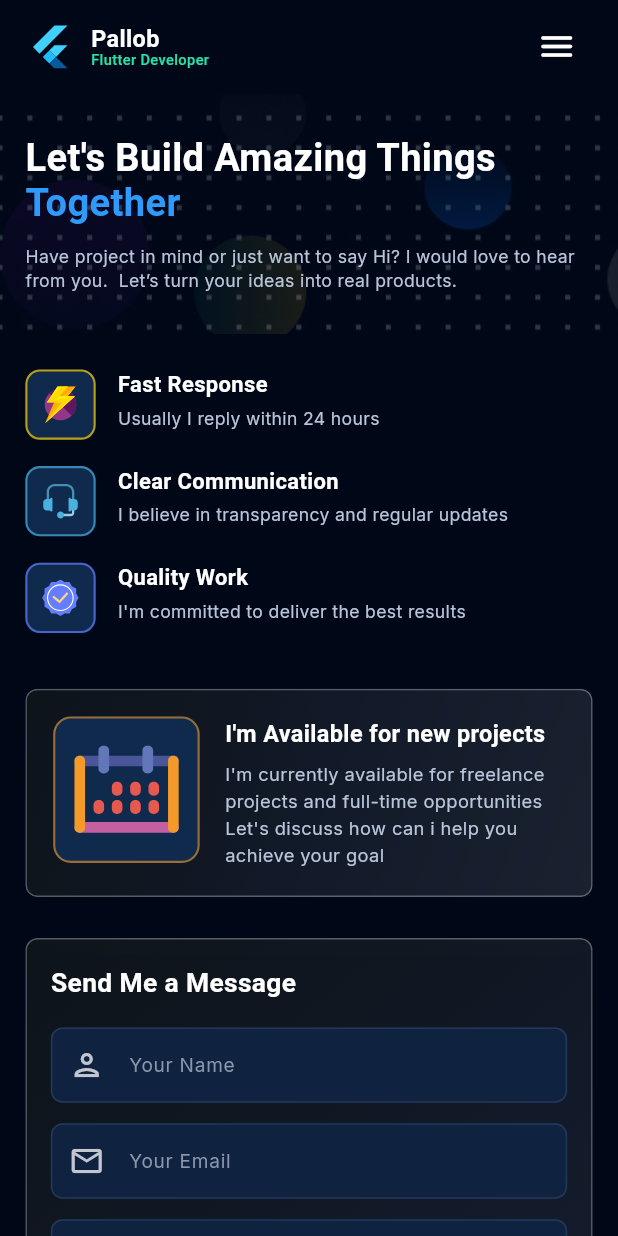
After one commit to atikurzamanpallob/myporftolio, a Flutter app: the ContactPage screen opened by its route, on a phone screen of 412 x 824 dp. The commit adds this screen. Run offline on Flutter 3.47's test engine with Material 3 defaults, Android fonts, the light colour scheme and no system bars; our stand-ins replace flutter_screenutil, flutter_svg, go_router; missing offline and left inert: linear_progress_bar.

Commit message:
contact page added

```diff
--- a/lib/core/common/navigation.dart
+++ b/lib/core/common/navigation.dart
@@ -6,6 +6,7 @@ import 'package:flutter/material.dart';
 /// (Skills, Projects, Blogs, Contact...) get added incrementally.
 import 'package:go_router/go_router.dart';
 import 'package:myportfolioapp/features/blogs/presentation/pages/blogs_page.dart';
+import 'package:myportfolioapp/features/contact/presentation/pages/contact_page.dart';
 import 'package:myportfolioapp/features/projects/presentation/pages/projects_page.dart';
 
 import '../../features/career/presentation/pages/career_page.dart';
@@ -32,7 +33,7 @@ void navigateToSection(BuildContext context, String label) {
       context.go(BlogsPage.route);
       break;
     case 'Contact':
-      context.go(ProjectsPage.route);
+      context.go(ContactPage.route);
       break;
 
     default:
--- a/lib/core/common/routes.dart
+++ b/lib/core/common/routes.dart
@@ -1,6 +1,7 @@
 import 'package:flutter/material.dart';
 import 'package:go_router/go_router.dart';
 import 'package:myportfolioapp/features/blogs/presentation/pages/blogs_page.dart';
+import 'package:myportfolioapp/features/contact/presentation/pages/contact_page.dart';
 import 'package:myportfolioapp/features/home/presentation/pages/home_view.dart';
 import 'package:myportfolioapp/features/projects/presentation/pages/projects_page.dart';
 
@@ -32,8 +33,8 @@ final GoRouter router = GoRouter(
       pageBuilder: (context, state) => buildPage(state, BlogsPage()),
     ),
     GoRoute(
-      path: ProjectsPage.route,
-      pageBuilder: (context, state) => buildPage(state, ProjectsPage()),
+      path: ContactPage.route,
+      pageBuilder: (context, state) => buildPage(state, ContactPage()),
     ),
   ],
 );
--- /dev/null
+++ b/lib/features/contact/data/models/contact_models.dart
@@ -0,0 +1,73 @@
+import 'package:flutter/material.dart';
+
+import '../../../../core/app_resources/app_icons.dart';
+
+class TrustBadge {
+  const TrustBadge({
+    required this.iconAsset,
+    required this.title,
+    required this.description,
+    required this.accentColor,
+  });
+
+  final String iconAsset;
+  final String title;
+  final String description;
+  final Color accentColor;
+}
+
+class ContactInfoItem {
+  const ContactInfoItem({
+    required this.iconAsset,
+    required this.label,
+    required this.value,
+  });
+
+  final String iconAsset;
+  final String label;
+  final String value;
+}
+
+const List<TrustBadge> kTrustBadges = [
+  TrustBadge(
+    iconAsset: AppIcons.lightening,
+    title: 'Fast Response',
+    description: 'Usually I reply within 24 hours',
+    accentColor: Color(0xFFFFD200),
+  ),
+  TrustBadge(
+    iconAsset: AppIcons.communication,
+    title: 'Clear Communication',
+    description: 'I believe in transparency and regular updates',
+    accentColor: Color(0xFF48B1DD),
+  ),
+  TrustBadge(
+    iconAsset: AppIcons.quality,
+    title: 'Quality Work',
+    description: "I'm committed to deliver the best results",
+    accentColor: Color(0xFF647EFF),
+  ),
+];
+
+const List<ContactInfoItem> kContactInfo = [
+  ContactInfoItem(
+    iconAsset: AppIcons.email,
+    label: 'Email',
+    value: 'atikurzamanpallob@gmail.com',
+  ),
+  ContactInfoItem(
+    iconAsset: AppIcons.phone,
+    label: 'Phone',
+    value: '+8801745914445',
+  ),
+  ContactInfoItem(
+    iconAsset: AppIcons.whatsapp,
+    label: 'Whatsapp',
+    value: '+8801745914445',
+  ),
+  ContactInfoItem(
+    iconAsset: AppIcons.location,
+    label: 'Location',
+    value: 'Dhaka,Bangladesh',
+  ),
+];
--- /dev/null
+++ b/lib/features/contact/presentation/pages/contact_page.dart
@@ -0,0 +1,94 @@
+import 'package:flutter/material.dart';
+import 'package:flutter_screenutil/flutter_screenutil.dart';
+import 'package:myportfolioapp/core/common/glass_card.dart';
+
+import '../../../../core/app_resources/app_colors.dart';
+import '../../../../core/common/nav_bar.dart';
+import '../../../../core/common/navigation.dart';
+import '../../../../core/utils/responsive.dart';
+import '../../../home/presentation/pages/footer_section.dart';
+import '../widgets/availability_card.dart';
+import '../widgets/contact_form.dart';
+import '../widgets/contact_hero_header.dart';
+import '../widgets/contact_info_card.dart';
+import '../widgets/trust_badges_column.dart';
+
+class ContactPage extends StatelessWidget {
+  const ContactPage({super.key});
+
+  static const String activeItem = 'Contact';
+  static const String route = "/contact";
+
+  @override
+  Widget build(BuildContext context) {
+    final bool showDrawer = !Responsive.isDesktop(context);
+    final bool isMobile = Responsive.isMobile(context);
+
+    return Scaffold(
+      backgroundColor: AppColors.background,
+      appBar: NavBar(
+        activeItem: activeItem,
+        onItemTap: (item) => navigateToSection(context, item),
+      ),
+      endDrawer: showDrawer
+          ? NavDrawer(
+              activeItem: activeItem,
+              onItemTap: (item) => navigateToSection(context, item),
+            )
+          : null,
+      body: ListView(
+        children: [
+          const ContactHeroHeader(),
+          SizedBox(height: 24.h),
+          Padding(
+            padding: EdgeInsets.symmetric(horizontal: isMobile ? 16.w : 40.w),
+            child: isMobile
+                ? Column(
+                    crossAxisAlignment: CrossAxisAlignment.start,
+                    children: [
+                      const TrustBadgesColumn(),
+                      SizedBox(height: 20.h),
+                      const AvailabilityCard(),
+                    ],
+                  )
+                : Row(
+                    crossAxisAlignment: CrossAxisAlignment.end,
+                    children: [
+                      const Expanded(flex: 4, child: TrustBadgesColumn()),
+                      SizedBox(width: 24.w),
+                      const Expanded(flex: 6, child: AvailabilityCard()),
+                    ],
+                  ),
+          ),
+          SizedBox(height: 28.h),
+          Padding(
+            padding: EdgeInsets.symmetric(horizontal: isMobile ? 16.w : 40.w),
+            child: isMobile
+                ? Column(
+                    crossAxisAlignment: CrossAxisAlignment.start,
+                    children: [
+                      const GlassCard(child: ContactForm()),
+                      SizedBox(height: 20.h),
+                      const GlassCard(child: ContactInfoCard()),
+                    ],
+                  )
+                : IntrinsicHeight(
+                    child: Row(
+                      crossAxisAlignment: CrossAxisAlignment.start,
+                      children: [
+                        const Expanded(child: GlassCard(child: ContactForm())),
+                        SizedBox(width: 24.w),
+                        const Expanded(
+                          child: GlassCard(child: ContactInfoCard()),
+                        ),
+                      ],
+                    ),
+                  ),
+          ),
+          SizedBox(height: 20.h),
+          const FooterSection(),
+        ],
+      ),
+    );
+  }
+}
--- /dev/null
+++ b/lib/features/contact/presentation/widgets/availability_card.dart
@@ -0,0 +1,73 @@
+import 'package:flutter/material.dart';
+import 'package:flutter_screenutil/flutter_screenutil.dart';
+import 'package:flutter_svg/flutter_svg.dart';
+import 'package:myportfolioapp/core/common/glass_card.dart';
+
+import '../../../../core/app_resources/app_colors.dart';
+import '../../../../core/app_resources/app_fonts.dart';
+import '../../../../core/app_resources/app_icons.dart';
+import '../../../../core/utils/responsive.dart';
+
+class AvailabilityCard extends StatelessWidget {
+  const AvailabilityCard({super.key});
+
+  @override
+  Widget build(BuildContext context) {
+    final bool isMobile = Responsive.isMobile(context);
+
+    return GlassCard(
+      child: Container(
+        width: double.infinity,
+        padding: EdgeInsets.all(isMobile ? 18.r : 22.r),
+        decoration: BoxDecoration(borderRadius: BorderRadius.circular(14.r)),
+        child: Row(
+          crossAxisAlignment: CrossAxisAlignment.start,
+          children: [
+            Container(
+              width: 100.r,
+              height: 100.r,
+              padding: EdgeInsets.all(12.r),
+              decoration: BoxDecoration(
+                color: AppColors.iconCircleFill,
+                borderRadius: BorderRadius.circular(12.r),
+                border: Border.all(
+                  color: const Color(0xFFF39A2B).withValues(alpha: 0.6),
+                  width: 1.4,
+                ),
+              ),
+              child: SvgPicture.asset(AppIcons.date),
+            ),
+            SizedBox(width: 16.w),
+            Expanded(
+              child: Column(
+                crossAxisAlignment: CrossAxisAlignment.start,
+                children: [
+                  Text(
+                    "I'm Available for new projects",
+                    style: TextStyle(
+                      fontSize: isMobile ? 16.sp : 18.sp,
+                      fontWeight: FontWeight.w700,
+                      color: Colors.white,
+                    ),
+                  ),
+                  SizedBox(height: 8.h),
+                  Text(
+                    "I'm currently available for freelance projects and "
+                    "full-time opportunities Let's discuss how can i help "
+                    "you achieve your goal",
+                    style: TextStyle(
+                      fontSize: 12.5.sp,
+                      fontFamily: AppFonts.inter,
+                      color: AppColors.textSecondary,
+                      height: 1.45,
+                    ),
+                  ),
+                ],
+              ),
+            ),
+          ],
+        ),
+      ),
+    );
+  }
+}
--- /dev/null
+++ b/lib/features/contact/presentation/widgets/contact_form.dart
@@ -0,0 +1,225 @@
+import 'package:flutter/material.dart';
+import 'package:flutter_screenutil/flutter_screenutil.dart';
+
+import '../../../../core/app_resources/app_colors.dart';
+import '../../../../core/app_resources/app_fonts.dart';
+
+class ContactForm extends StatefulWidget {
+  const ContactForm({super.key});
+
+  @override
+  State<ContactForm> createState() => _ContactFormState();
+}
+
+class _ContactFormState extends State<ContactForm> {
+  final _formKey = GlobalKey<FormState>();
+  final _nameController = TextEditingController();
+  final _emailController = TextEditingController();
+  final _subjectController = TextEditingController();
+  final _messageController = TextEditingController();
+
+  bool _submitting = false;
+
+  @override
+  void dispose() {
+    _nameController.dispose();
+    _emailController.dispose();
+    _subjectController.dispose();
+    _messageController.dispose();
+    super.dispose();
+  }
+
+  void _submit() {
+    if (!(_formKey.currentState?.validate() ?? false)) return;
+
+    setState(() => _submitting = true);
+
+    // No backend is wired up yet — simulate a send and let the user know.
+    Future.delayed(const Duration(milliseconds: 600), () {
+      if (!mounted) return;
+      setState(() => _submitting = false);
+      ScaffoldMessenger.of(context).showSnackBar(
+        const SnackBar(
+          content: Text("Thanks! I'll get back to you within 24 hours."),
+        ),
+      );
+      _formKey.currentState?.reset();
+      _nameController.clear();
+      _emailController.clear();
+      _subjectController.clear();
+      _messageController.clear();
+    });
+  }
+
+  @override
+  Widget build(BuildContext context) {
+    return Padding(
+      padding: const EdgeInsets.all(16.0),
+      child: Form(
+        key: _formKey,
+        child: Column(
+          crossAxisAlignment: CrossAxisAlignment.start,
+          children: [
+            Text(
+              'Send Me a Message',
+              style: TextStyle(
+                fontSize: 18.sp,
+                fontWeight: FontWeight.w700,
+                color: Colors.white,
+              ),
+            ),
+            SizedBox(height: 18.h),
+            _FormField(
+              controller: _nameController,
+              prefixIcon: Icons.person_outlined,
+              hint: 'Your Name',
+              validator: (v) => (v == null || v.trim().isEmpty)
+                  ? 'Please enter your name'
+                  : null,
+            ),
+            SizedBox(height: 14.h),
+            _FormField(
+              controller: _emailController,
+              prefixIcon: Icons.email_outlined,
+              hint: 'Your Email',
+              keyboardType: TextInputType.emailAddress,
+              validator: (v) {
+                if (v == null || v.trim().isEmpty) {
+                  return 'Please enter your email';
+                }
+                final emailRegex = RegExp(r'^[^@\s]+@[^@\s]+\.[^@\s]+$');
+                if (!emailRegex.hasMatch(v.trim())) {
+                  return 'Please enter a valid email';
+                }
+                return null;
+              },
+            ),
+            SizedBox(height: 14.h),
+            _FormField(
+              controller: _subjectController,
+              prefixIcon: Icons.topic_outlined,
+              hint: 'Subject',
+              validator: (v) => (v == null || v.trim().isEmpty)
+                  ? 'Please enter a subject'
+                  : null,
+            ),
+            SizedBox(height: 14.h),
+            _FormField(
+              controller: _messageController,
+              hint: 'Message',
+              maxLines: 6,
+              validator: (v) => (v == null || v.trim().isEmpty)
+                  ? 'Please enter a message'
+                  : null,
+            ),
+            SizedBox(height: 20.h),
+            SizedBox(
+              width: double.infinity,
+              child: ElevatedButton(
+                onPressed: _submitting ? null : _submit,
+                style: ElevatedButton.styleFrom(
+                  backgroundColor: AppColors.primaryBlue,
+                  disabledBackgroundColor: AppColors.primaryBlue.withValues(
+                    alpha: 0.6,
+                  ),
+                  padding: EdgeInsets.symmetric(vertical: 16.h),
+                  shape: RoundedRectangleBorder(
+                    borderRadius: BorderRadius.circular(10.r),
+                  ),
+                  elevation: 0,
+                ),
+                child: _submitting
+                    ? SizedBox(
+                        width: 20.r,
+                        height: 20.r,
+                        child: const CircularProgressIndicator(
+                          strokeWidth: 2.4,
+                          color: Colors.white,
+                        ),
+                      )
+                    : Text(
+                        'Send Message',
+                        style: TextStyle(
+                          fontSize: 14.sp,
+                          fontWeight: FontWeight.w700,
+                          color: Colors.white,
+                        ),
+                      ),
+              ),
+            ),
+          ],
+        ),
+      ),
+    );
+  }
+}
+
+class _FormField extends StatelessWidget {
+  const _FormField({
+    required this.controller,
+    required this.hint,
+    this.validator,
+    this.keyboardType,
+    this.maxLines = 1,
+    this.prefixIcon,
+  });
+
+  final TextEditingController controller;
+  final String hint;
+  final String? Function(String?)? validator;
+  final TextInputType? keyboardType;
+  final int maxLines;
+  final IconData? prefixIcon;
+
+  @override
+  Widget build(BuildContext context) {
+    return TextFormField(
+      controller: controller,
+      validator: validator,
+      keyboardType: keyboardType,
+      maxLines: maxLines,
+      style: TextStyle(
+        color: Colors.white,
+        fontSize: 13.sp,
+        fontFamily: AppFonts.inter,
+      ),
+
+      cursorColor: AppColors.primaryBlue,
+      decoration: InputDecoration(
+        hintText: hint,
+        prefixIcon: prefixIcon != null ? Icon(prefixIcon) : null,
+        hintStyle: TextStyle(
+          color: AppColors.textMuted,
+          fontSize: 13.sp,
+          fontFamily: AppFonts.inter,
+        ),
+        filled: true,
+        fillColor: AppColors.cardBackground,
+        contentPadding: EdgeInsets.symmetric(
+          horizontal: 16.w,
+          vertical: maxLines > 1 ? 14.h : 16.h,
+        ),
+        border: OutlineInputBorder(
+          borderRadius: BorderRadius.circular(8.r),
+          borderSide: const BorderSide(color: AppColors.divider),
+        ),
+        enabledBorder: OutlineInputBorder(
+          borderRadius: BorderRadius.circular(8.r),
+          borderSide: const BorderSide(color: AppColors.divider),
+        ),
+        focusedBorder: OutlineInputBorder(
+          borderRadius: BorderRadius.circular(8.r),
+          borderSide: const BorderSide(color: AppColors.primaryBlue),
+        ),
+        errorBorder: OutlineInputBorder(
+          borderRadius: BorderRadius.circular(8.r),
+          borderSide: const BorderSide(color: Colors.redAccent),
+        ),
+        focusedErrorBorder: OutlineInputBorder(
+          borderRadius: BorderRadius.circular(8.r),
+          borderSide: const BorderSide(color: Colors.redAccent),
+        ),
+      ),
+    );
+  }
+}
--- /dev/null
+++ b/lib/features/contact/presentation/widgets/contact_hero_header.dart
@@ -0,0 +1,80 @@
+import 'package:flutter/material.dart';
+import 'package:flutter_screenutil/flutter_screenutil.dart';
+
+import '../../../../core/app_resources/app_colors.dart';
+import '../../../../core/app_resources/app_fonts.dart';
+import '../../../../core/app_resources/app_images.dart';
+import '../../../../core/utils/responsive.dart';
+
+class ContactHeroHeader extends StatelessWidget {
+  const ContactHeroHeader({super.key});
+
+  @override
+  Widget build(BuildContext context) {
+    final bool isMobile = Responsive.isMobile(context);
+    final double bannerHeight = isMobile ? 170 : 260;
+
+    return Container(
+      width: double.infinity,
+      decoration: const BoxDecoration(color: AppColors.background),
+      child: Stack(
+        children: [
+          Positioned(
+            top: 0,
+            left: 0,
+            right: 0,
+            height: bannerHeight.h,
+            child: Image.asset(
+              AppImages.contactImage,
+              fit: BoxFit.cover,
+              alignment: isMobile ? Alignment.centerLeft : Alignment.center,
+            ),
+          ),
+          Padding(
+            padding: EdgeInsets.symmetric(
+              horizontal: isMobile ? 16.w : 40.w,
+              vertical: isMobile ? 28.h : 42.h,
+            ),
+            child: Column(
+              crossAxisAlignment: CrossAxisAlignment.start,
+              children: [
+                Text.rich(
+                  TextSpan(
+                    style: TextStyle(
+                      fontSize: isMobile ? 26.sp : 34.sp,
+                      fontWeight: FontWeight.w700,
+                      color: Colors.white,
+                      height: 1.2,
+                    ),
+                    children: [
+                      const TextSpan(text: "Let's Build Amazing Things "),
+                      TextSpan(
+                        text: 'Together',
+                        style: TextStyle(color: AppColors.primaryBlue),
+                      ),
+                    ],
+                  ),
+                ),
+                SizedBox(height: 14.h),
+                ConstrainedBox(
+                  constraints: BoxConstraints(maxWidth: 460.w),
+                  child: Text(
+                    'Have project in mind or just want to say Hi? I would '
+                    'love to hear from you.  Let’s turn your ideas into '
+                    'real products.',
+                    style: TextStyle(
+                      fontSize: 12.sp,
+                      fontFamily: AppFonts.inter,
+                      color: AppColors.textSecondary,
+                      height: 1.4,
+                    ),
+                  ),
+                ),
+              ],
+            ),
+          ),
+        ],
+      ),
+    );
+  }
+}
--- /dev/null
+++ b/lib/features/contact/presentation/widgets/contact_info_card.dart
@@ -0,0 +1,100 @@
+import 'package:flutter/material.dart';
+import 'package:flutter_screenutil/flutter_screenutil.dart';
+import 'package:flutter_svg/flutter_svg.dart';
+
+import '../../../../core/app_resources/app_colors.dart';
+import '../../../../core/app_resources/app_fonts.dart';
+import '../../data/models/contact_models.dart';
+
+class ContactInfoCard extends StatelessWidget {
+  const ContactInfoCard({super.key});
+
+  @override
+  Widget build(BuildContext context) {
+    return Padding(
+      padding: const EdgeInsets.all(16.0),
+      child: Column(
+        crossAxisAlignment: CrossAxisAlignment.start,
+        children: [
+          Text(
+            'Get In Touch',
+            style: TextStyle(
+              fontSize: 18.sp,
+              fontWeight: FontWeight.w700,
+              color: Colors.white,
+            ),
+          ),
+          SizedBox(height: 18.h),
+          for (final item in kContactInfo)
+            Padding(
+              padding: EdgeInsets.only(bottom: 14.h),
+              child: _ContactInfoRow(item: item),
+            ),
+        ],
+      ),
+    );
+  }
+}
+
+class _ContactInfoRow extends StatelessWidget {
+  const _ContactInfoRow({required this.item});
+  final ContactInfoItem item;
+
+  @override
+  Widget build(BuildContext context) {
+    return Container(
+      width: double.infinity,
+      padding: EdgeInsets.all(16.r),
+      decoration: BoxDecoration(
+        borderRadius: BorderRadius.circular(10.r),
+        gradient: LinearGradient(
+          colors: [
+            AppColors.cardBackground.withValues(alpha: 0.2),
+            AppColors.cardBackground.withValues(alpha: 0.8),
+          ],
+        ),
+      ),
+      child: Row(
+        children: [
+          Container(
+            width: 42.r,
+            height: 42.r,
+            padding: EdgeInsets.all(9.r),
+            decoration: BoxDecoration(
+              color: AppColors.iconCircleFill,
+              borderRadius: BorderRadius.circular(8.r),
+              border: Border.all(color: AppColors.iconCircleBorder, width: 1),
+            ),
+            child: SvgPicture.asset(item.iconAsset),
+          ),
+          SizedBox(width: 14.w),
+          Expanded(
+            child: Column(
+              crossAxisAlignment: CrossAxisAlignment.start,
+              children: [
+                Text(
+                  item.label,
+                  style: TextStyle(
+                    fontSize: 14.sp,
+                    fontWeight: FontWeight.w700,
+                    color: Colors.white,
+                  ),
+                ),
+                SizedBox(height: 3.h),
+                Text(
+                  item.value,
+                  style: TextStyle(
+                    fontSize: 12.5.sp,
+                    fontFamily: AppFonts.inter,
+                    color: AppColors.textSecondary,
+                  ),
+                  overflow: TextOverflow.ellipsis,
+                ),
+              ],
+            ),
+          ),
+        ],
+      ),
+    );
+  }
+}
--- /dev/null
+++ b/lib/features/contact/presentation/widgets/trust_badges_column.dart
@@ -0,0 +1,79 @@
+import 'package:flutter/material.dart';
+import 'package:flutter_screenutil/flutter_screenutil.dart';
+import 'package:flutter_svg/flutter_svg.dart';
+
+import '../../../../core/app_resources/app_colors.dart';
+import '../../../../core/app_resources/app_fonts.dart';
+import '../../data/models/contact_models.dart';
+
+class TrustBadgesColumn extends StatelessWidget {
+  const TrustBadgesColumn({super.key});
+
+  @override
+  Widget build(BuildContext context) {
+    return Column(
+      crossAxisAlignment: CrossAxisAlignment.start,
+      children: [
+        for (final badge in kTrustBadges)
+          Padding(
+            padding: EdgeInsets.only(bottom: 18.h),
+            child: _TrustBadgeTile(badge: badge),
+          ),
+      ],
+    );
+  }
+}
+
+class _TrustBadgeTile extends StatelessWidget {
+  const _TrustBadgeTile({required this.badge});
+  final TrustBadge badge;
+
+  @override
+  Widget build(BuildContext context) {
+    return Row(
+      crossAxisAlignment: CrossAxisAlignment.start,
+      children: [
+        Container(
+          width: 48.r,
+          height: 48.r,
+          padding: EdgeInsets.all(10.r),
+          decoration: BoxDecoration(
+            color: AppColors.iconCircleFill,
+            borderRadius: BorderRadius.circular(10.r),
+            border: Border.all(
+              color: badge.accentColor.withValues(alpha: 0.7),
+              width: 1.4,
+            ),
+          ),
+          child: SvgPicture.asset(badge.iconAsset),
+        ),
+        SizedBox(width: 14.w),
+        Expanded(
+          child: Column(
+            crossAxisAlignment: CrossAxisAlignment.start,
+            children: [
+              Text(
+                badge.title,
+                style: TextStyle(
+                  fontSize: 15.sp,
+                  fontWeight: FontWeight.w700,
+                  color: Colors.white,
+                ),
+              ),
+              SizedBox(height: 4.h),
+              Text(
+                badge.description,
+                style: TextStyle(
+                  fontSize: 12.sp,
+                  fontFamily: AppFonts.inter,
+                  color: AppColors.textSecondary,
+                  height: 1.35,
+                ),
+              ),
+            ],
+          ),
+        ),
+      ],
+    );
+  }
+}
```
Also changed, not shown: assets/icons/career/company.svg (added), assets/images/contact_image.jpg.
